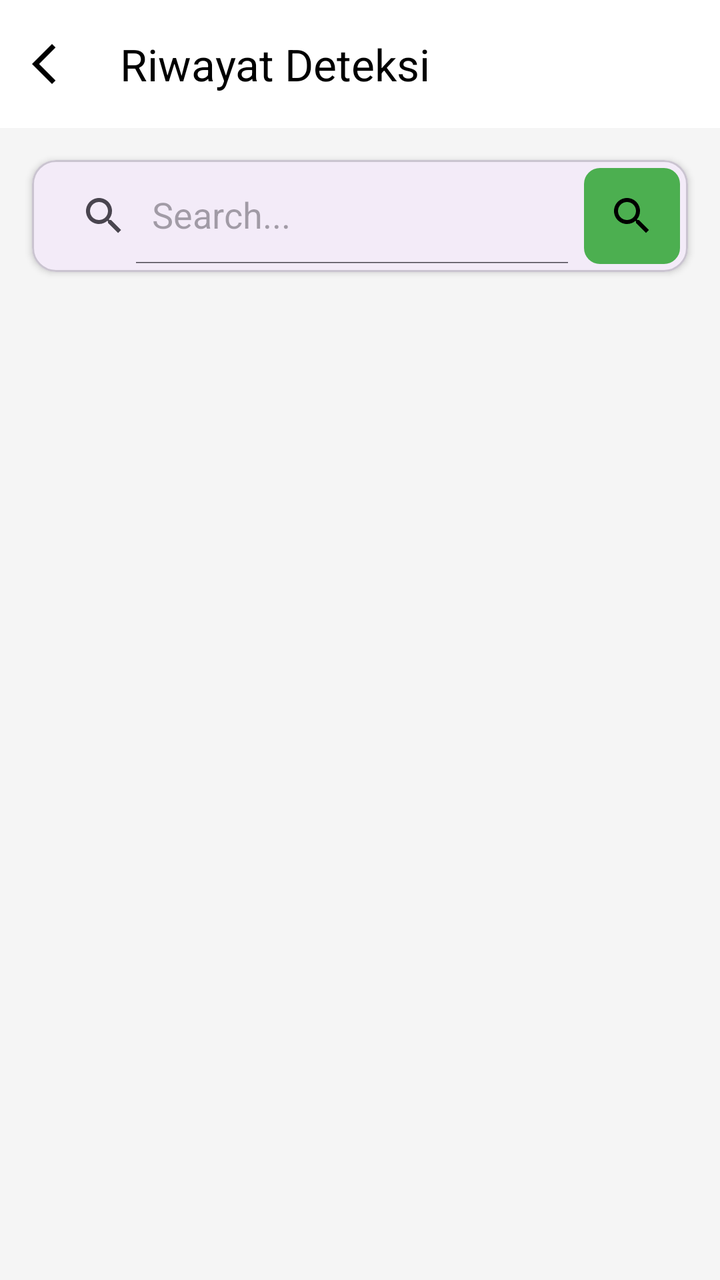
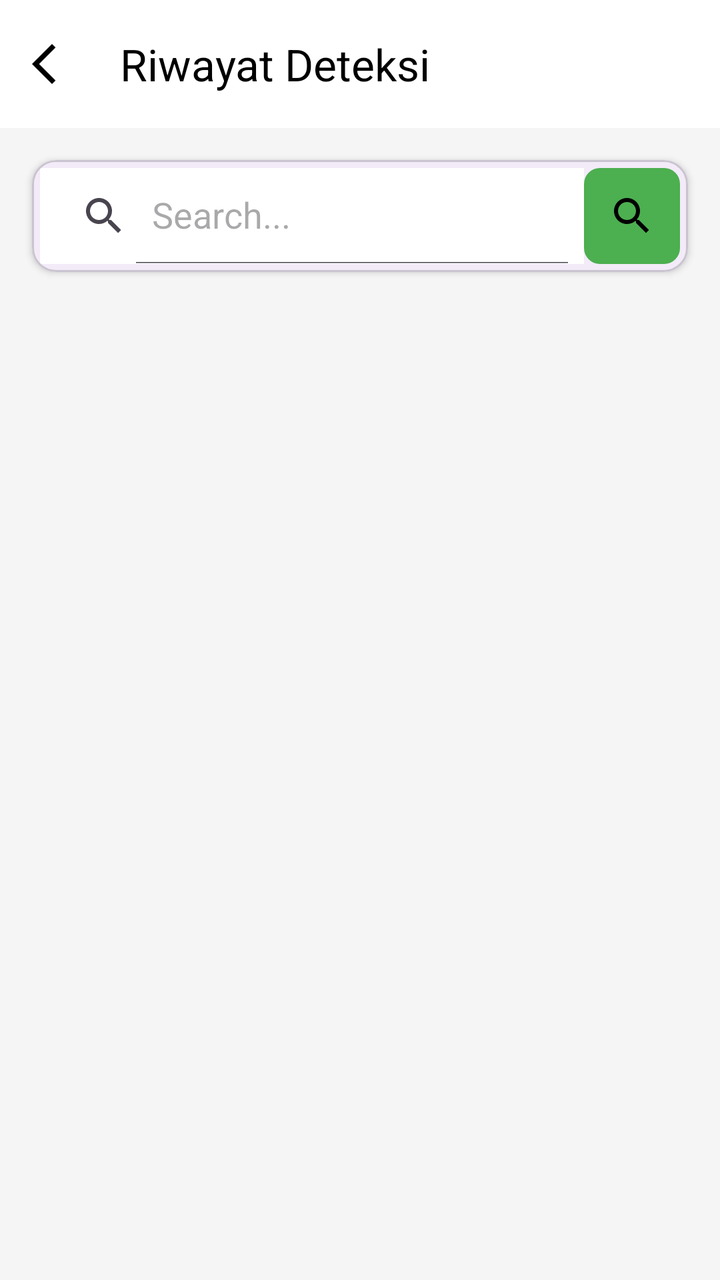

Compare the two renders of this Android layout. The source of the first and the diff that turns it into the second are given below.
<!-- AndroidManifest.xml: application theme Theme.Sawit -->
<!-- res/layout/fragment_riwayat_deteksi.xml -->
<?xml version="1.0" encoding="utf-8"?>
<androidx.constraintlayout.widget.ConstraintLayout
    xmlns:android="http://schemas.android.com/apk/res/android"
    xmlns:app="http://schemas.android.com/apk/res-auto"
    xmlns:tools="http://schemas.android.com/tools"
    android:layout_width="match_parent"
    android:layout_height="match_parent"
    android:background="#F5F5F5">

    
    <com.google.android.material.appbar.MaterialToolbar
        android:id="@+id/toolbar"
        android:layout_width="match_parent"
        android:layout_height="?attr/actionBarSize"
        android:background="@android:color/white"
        android:elevation="4dp"
        app:layout_constraintTop_toTopOf="parent"
        app:navigationIcon="@drawable/ic_back"
        app:title="Riwayat Deteksi"
        app:titleTextColor="@android:color/black" />

    
    <com.google.android.material.card.MaterialCardView
        android:id="@+id/cardSearch"
        android:layout_width="match_parent"
        android:layout_height="wrap_content"
        android:layout_margin="16dp"
        app:cardCornerRadius="12dp"
        app:cardElevation="2dp"
        app:layout_constraintTop_toBottomOf="@id/toolbar">

        <LinearLayout
            android:layout_width="match_parent"
            android:layout_height="wrap_content"
            android:orientation="horizontal"
            android:padding="4dp">

            <androidx.appcompat.widget.SearchView
                android:id="@+id/etSearch"
                android:layout_width="0dp"
                android:layout_height="wrap_content"
                android:layout_weight="1"
                app:iconifiedByDefault="false"
                app:queryHint="Search..." />

            <ImageButton
                android:id="@+id/btnSearch"
                android:layout_width="48dp"
                android:layout_height="48dp"
                android:background="@drawable/bg_search_button"
                android:contentDescription="Search"
                android:src="@drawable/ic_search" />

        </LinearLayout>

    </com.google.android.material.card.MaterialCardView>

    
    <androidx.recyclerview.widget.RecyclerView
        android:id="@+id/rvRiwayat"
        android:layout_width="match_parent"
        android:layout_height="0dp"
        android:layout_marginTop="8dp"
        android:clipToPadding="false"
        android:paddingHorizontal="16dp"
        android:paddingVertical="8dp"
        app:layout_constraintBottom_toBottomOf="parent"
        app:layout_constraintTop_toBottomOf="@id/cardSearch"
        tools:listitem="@layout/item_riwayat" />

    
    <LinearLayout
        android:id="@+id/layoutEmpty"
        android:layout_width="wrap_content"
        android:layout_height="wrap_content"
        android:gravity="center"
        android:orientation="vertical"
        android:visibility="gone"
        app:layout_constraintBottom_toBottomOf="parent"
        app:layout_constraintEnd_toEndOf="parent"
        app:layout_constraintStart_toStartOf="parent"
        app:layout_constraintTop_toTopOf="parent"
        tools:visibility="visible">

        <ImageView
            android:layout_width="120dp"
            android:layout_height="120dp"
            android:alpha="0.5"
            android:contentDescription="Empty Data"
            android:src="@drawable/ic_empty_data" />

        <TextView
            android:layout_width="wrap_content"
            android:layout_height="wrap_content"
            android:layout_marginTop="16dp"
            android:text="Tidak ada riwayat deteksi"
            android:textColor="#757575"
            android:textSize="16sp" />

    </LinearLayout>

</androidx.constraintlayout.widget.ConstraintLayout>
<!-- res/layout/item_riwayat.xml (included above) -->
<?xml version="1.0" encoding="utf-8"?>
<com.google.android.material.card.MaterialCardView
    xmlns:android="http://schemas.android.com/apk/res/android"
    xmlns:app="http://schemas.android.com/apk/res-auto"
    android:layout_width="match_parent"
    android:layout_height="wrap_content"
    android:layout_margin="8dp"
    app:cardCornerRadius="12dp"
    app:cardElevation="4dp">

    <LinearLayout
        android:layout_width="match_parent"
        android:layout_height="wrap_content"
        android:orientation="horizontal"
        android:padding="12dp">

        
        <ImageView
            android:id="@+id/ivDeteksi"
            android:layout_width="80dp"
            android:layout_height="80dp"
            android:scaleType="centerCrop"
            android:background="#E0E0E0"
            android:contentDescription="Gambar Deteksi" />

        
        <LinearLayout
            android:layout_width="0dp"
            android:layout_height="wrap_content"
            android:layout_weight="1"
            android:layout_marginStart="12dp"
            android:orientation="vertical">

            <TextView
                android:id="@+id/tvJenisBuah"
                android:layout_width="wrap_content"
                android:layout_height="wrap_content"
                android:text="Buah Matang"
                android:textSize="16sp"
                android:textStyle="bold"
                android:textColor="@android:color/black" />

            <TextView
                android:id="@+id/tvKepercayaan"
                android:layout_width="wrap_content"
                android:layout_height="wrap_content"
                android:layout_marginTop="4dp"
                android:text="Kepercayaan: 94%"
                android:textSize="14sp"
                android:textColor="#4CAF50" />

            <TextView
                android:id="@+id/tvLokasi"
                android:layout_width="wrap_content"
                android:layout_height="wrap_content"
                android:layout_marginTop="2dp"
                android:text="Riau, Indonesia"
                android:textSize="12sp"
                android:textColor="#757575" />

            <TextView
                android:id="@+id/tvTanggal"
                android:layout_width="wrap_content"
                android:layout_height="wrap_content"
                android:layout_marginTop="2dp"
                android:text="01 Jan 2026, 14:30"
                android:textSize="12sp"
                android:textColor="#999999" />

        </LinearLayout>

        
        <ImageButton
            android:id="@+id/btnDelete"
            android:layout_width="40dp"
            android:layout_height="40dp"
            android:background="?attr/selectableItemBackgroundBorderless"
            android:src="@drawable/ic_delete"
            android:contentDescription="Delete"
            android:tint="#F44336" />

    </LinearLayout>

</com.google.android.material.card.MaterialCardView>
<!-- resources referenced by this layout -->
<resources>
  <!-- drawable bg_search_button (drawable) -->
  <shape xmlns:android="http://schemas.android.com/apk/res/android">
      <solid android:color="#4CAF50" />
      <corners android:radius="8dp" />
  </shape>
  <!-- drawable ic_back (drawable) -->
  <vector xmlns:android="http://schemas.android.com/apk/res/android" android:autoMirrored="true" android:height="24dp" android:tint="#000000" android:viewportHeight="960" android:viewportWidth="960" android:width="24dp">
        
      <path android:fillColor="@android:color/white" android:pathData="M400,880L0,480L400,80L471,151L142,480L471,809L400,880Z"/>
      
  </vector>
  <!-- drawable ic_delete (drawable) -->
  <?xml version="1.0" encoding="utf-8"?>
  <vector xmlns:android="http://schemas.android.com/apk/res/android"
      android:width="24dp"
      android:height="24dp"
      android:viewportWidth="24"
      android:viewportHeight="24">
      <path
          android:fillColor="#000000"
          android:pathData="M6,19c0,1.1 0.9,2 2,2h8c1.1,0 2,-0.9 2,-2V7H6v12zM19,4h-3.5l-1,-1h-5l-1,1H5v2h14V4z"/>
  </vector>
  <!-- drawable ic_empty_data (drawable) -->
  <vector xmlns:android="http://schemas.android.com/apk/res/android"
      android:width="120dp"
      android:height="120dp"
      android:viewportWidth="24"
      android:viewportHeight="24">
      <path
          android:fillColor="#BDBDBD"
          android:pathData="M20,6h-8l-2,-2H4c-1.1,0 -1.99,0.9 -1.99,2L2,18c0,1.1 0.9,2 2,2h16c1.1,0 2,-0.9 2,-2V8c0,-1.1 -0.9,-2 -2,-2zM20,18H4V8h16v10z" />
  </vector>
  <!-- drawable ic_search (drawable) -->
  <vector xmlns:android="http://schemas.android.com/apk/res/android"
      android:width="24dp"
      android:height="24dp"
      android:viewportWidth="24"
      android:viewportHeight="24">
      <path
          android:fillColor="#000000"
          android:pathData="M15.5,14h-0.79l-0.28,-0.27C15.41,12.59 16,11.11 16,9.5 16,5.91 13.09,3 9.5,3S3,5.91 3,9.5 5.91,16 9.5,16c1.61,0 3.09,-0.59 4.23,-1.57l0.27,0.28v0.79l5,4.99L20.49,19l-4.99,-5zM9.5,14C7.01,14 5,11.99 5,9.5S7.01,5 9.5,5 14,7.01 14,9.5 11.99,14 9.5,14z"/>
  </vector>
  <style name="Theme.Sawit" parent="Base.Theme.Sawit" />
  <style name="Base.Theme.Sawit" parent="Theme.Material3.DayNight.NoActionBar">
          
          
      </style>
</resources>

<!-- the commit's change to res/layout/fragment_riwayat_deteksi.xml (unified diff, before → after) -->
@@ -38,6 +38,7 @@
             <androidx.appcompat.widget.SearchView
                 android:id="@+id/etSearch"
                 android:layout_width="0dp"
+                android:background="@color/white"
                 android:layout_height="wrap_content"
                 android:layout_weight="1"
                 app:iconifiedByDefault="false"
@@ -108,12 +109,14 @@
     android:layout_width="match_parent"
     android:layout_height="wrap_content"
     android:layout_margin="8dp"
+
     app:cardCornerRadius="12dp"
     app:cardElevation="4dp">
 
     <LinearLayout
         android:layout_width="match_parent"
         android:layout_height="wrap_content"
+        android:background="@color/white"
         android:orientation="horizontal"
         android:padding="12dp">
 
<!-- resource entries referenced after the edit -->
@@ -1,5 +1,6 @@
 <!-- resources referenced by this layout -->
 <resources>
+  <color name="white">#FFFFFF</color>
   <!-- drawable bg_search_button (drawable) -->
   <shape xmlns:android="http://schemas.android.com/apk/res/android">
       <solid android:color="#4CAF50" />
